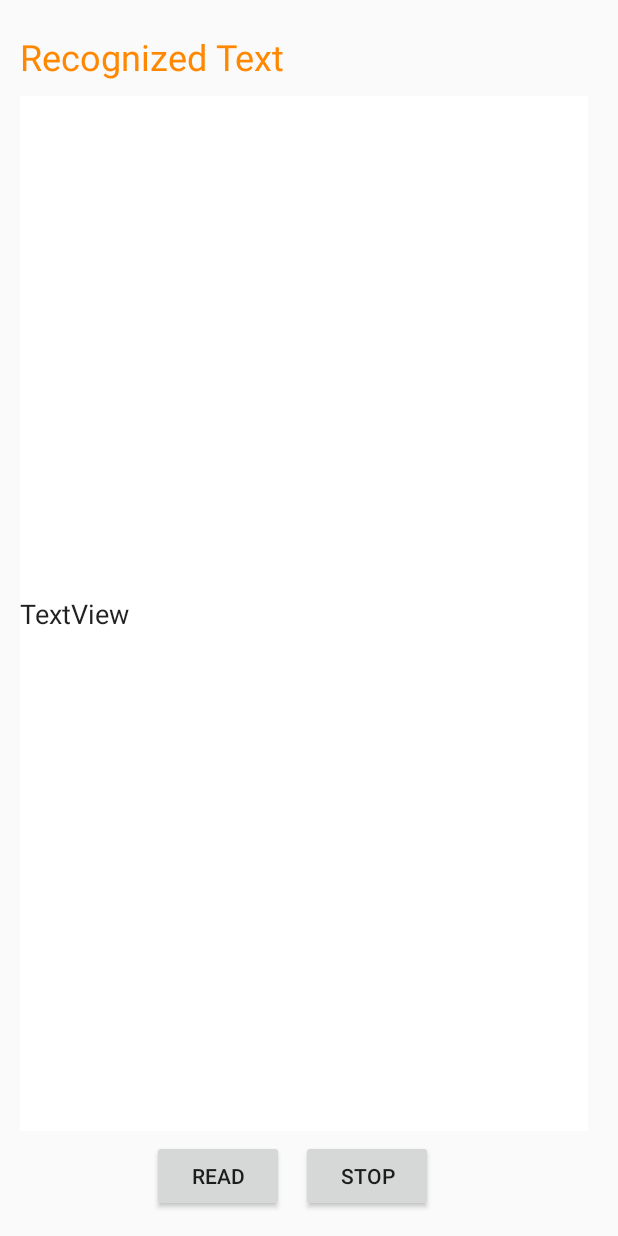
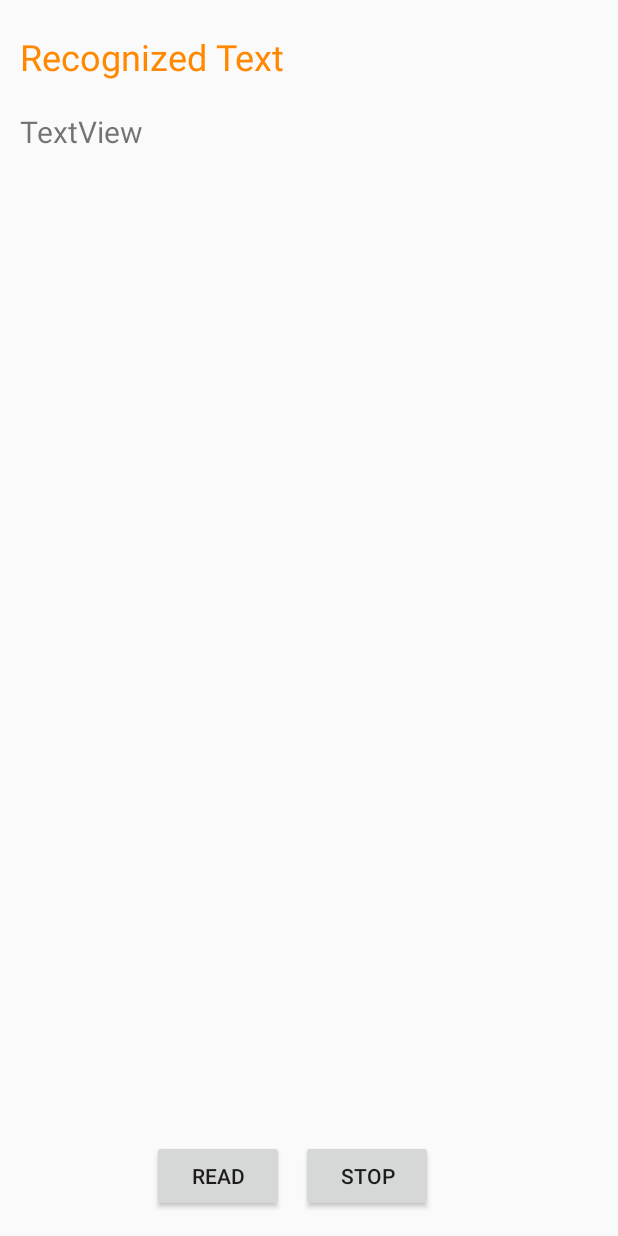
Before and after one commit to choudhury-abhishek29/CameraDemo, an Android app: the layout activity_read.xml on its own in the app's theme, with its tools: preview values and no code run, on a phone screen of 412 x 824 dp. Run offline under Robolectric (Android 15) with nearby library versions, the phone set to English and light mode, and no system bars; plain views replace RelativeLayout.

Commit message:
Linkify-ing text

```diff
--- a/app/src/main/res/layout/activity_read.xml
+++ b/app/src/main/res/layout/activity_read.xml
@@ -2,6 +2,7 @@
 <RelativeLayout xmlns:android="http://schemas.android.com/apk/res/android"
     xmlns:app="http://schemas.android.com/apk/res-auto"
     xmlns:tools="http://schemas.android.com/tools"
+    android:id="@+id/RelativeLayout"
     android:layout_width="match_parent"
     android:layout_height="match_parent"
     android:orientation="horizontal"
@@ -39,23 +40,6 @@
         android:textColor="@android:color/holo_orange_dark"
         android:textSize="24sp" />
 
-    <EditText
-        android:id="@+id/recievedText"
-        android:layout_width="match_parent"
-        android:layout_height="match_parent"
-        android:layout_alignStart="@+id/textView2"
-        android:layout_below="@+id/textView2"
-        android:layout_marginBottom="70dp"
-        android:layout_marginTop="10dp"
-        android:background="@android:color/background_light"
-        android:ems="10"
-        android:focusable="false"
-        android:freezesText="true"
-        android:inputType="textMultiLine"
-        android:text="TextView"
-        android:textAlignment="inherit"
-        android:textSize="18sp" />
-
     <Button
         android:id="@+id/button_speak"
         android:text="Read"
@@ -76,4 +60,19 @@
         android:layout_toEndOf="@+id/button_speak"
         android:text="Stop" />
 
+    <TextView
+        android:id="@+id/recievedText"
+        android:layout_width="wrap_content"
+        android:layout_height="wrap_content"
+        android:layout_above="@+id/button_speak"
+        android:layout_alignParentEnd="true"
+        android:layout_alignStart="@+id/textView2"
+        android:layout_below="@+id/textView2"
+        android:maxLines="1000"
+        android:paddingTop="20dp"
+        android:scrollbars="vertical"
+        android:text="TextView"
+        android:textColorLink="@android:color/holo_blue_light"
+        android:textSize="20sp" />
+
 </RelativeLayout>
```
Also changed, not shown: app/src/main/java/com/visonus/camerademo/MainActivity.java (+4 -3 lines), app/src/main/java/com/visonus/camerademo/ReadActivity.java (+28 -4 lines).
